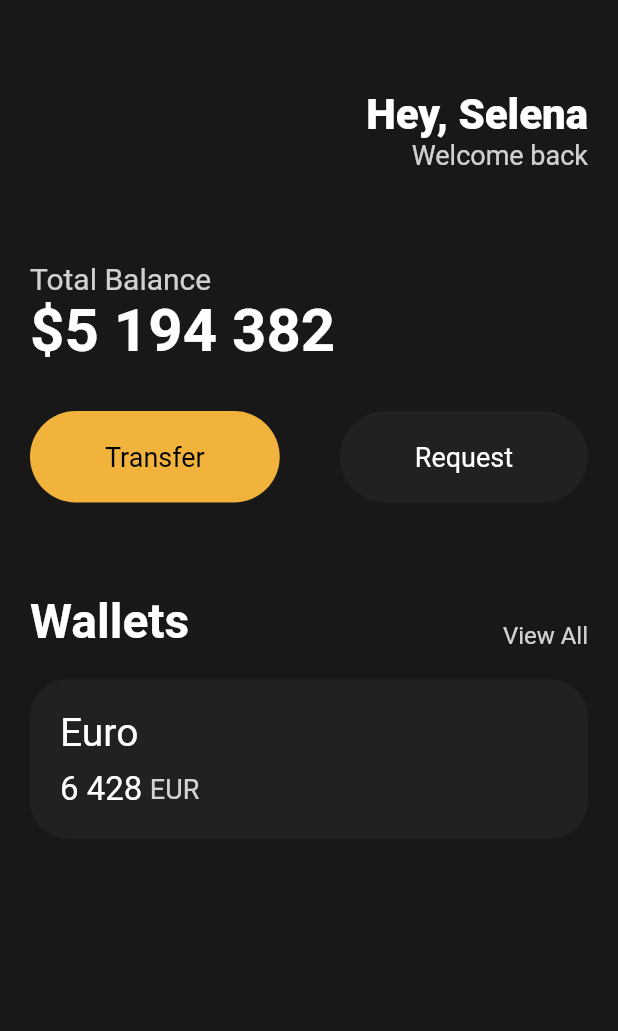
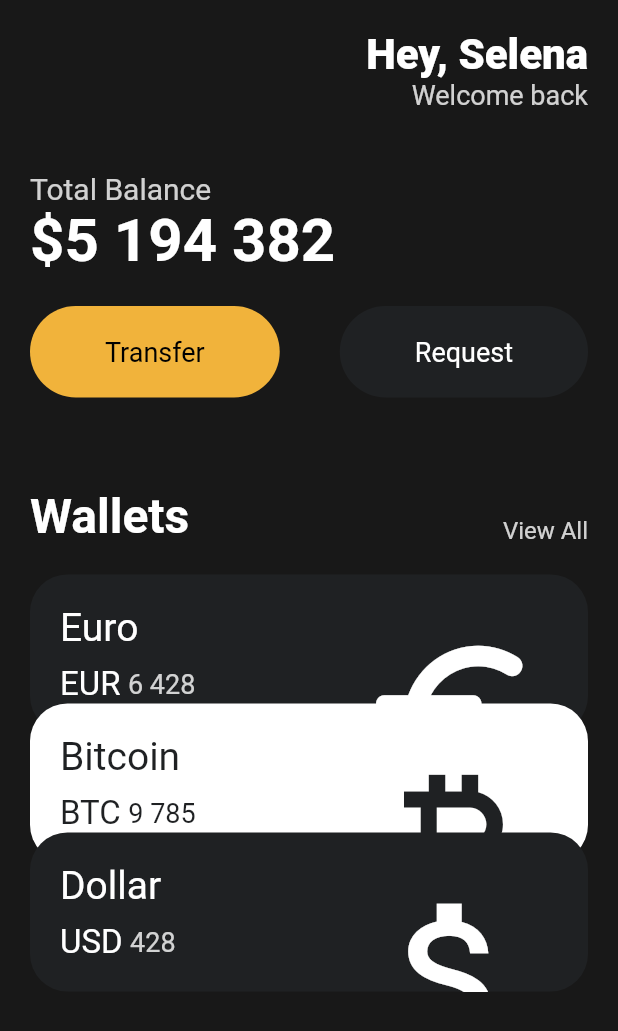
Before and after one commit to minho0315/toonflix, a Flutter app: the screen it shows after launch, on a phone screen of 412 x 824 dp. Shown: the top 1031 px of the screen. Run offline on Flutter 3.47's test engine with Material 2 defaults, Android fonts, the phone set to English and light mode, and no system bars.

Commit message:
card reusable 하게 변경

```diff
--- a/lib/main.dart
+++ b/lib/main.dart
@@ -1,5 +1,6 @@
 import 'package:flutter/material.dart';
 import 'package:toonflix/widgets/Button.dart';
+import 'package:toonflix/widgets/currency_card.dart';
 
 void main() {
   runApp(App());
@@ -11,7 +12,8 @@ class App extends StatelessWidget {
     return MaterialApp(
       home: Scaffold(
         backgroundColor: const Color(0xFF181818),
-        body: Padding(
+        body: SingleChildScrollView(
+          child: Padding(
             padding: const EdgeInsets.symmetric(
               horizontal: 20,
             ),
@@ -19,7 +21,7 @@ class App extends StatelessWidget {
               crossAxisAlignment: CrossAxisAlignment.start,
               children: [
                 const SizedBox(
-                height: 60,
+                  height: 20,
                 ),
                 Row(
                   mainAxisAlignment: MainAxisAlignment.end,
@@ -47,7 +49,7 @@ class App extends StatelessWidget {
                   ],
                 ),
                 const SizedBox(
-                height: 60,
+                  height: 40,
                 ),
                 Text(
                   'Total Balance',
@@ -65,7 +67,7 @@ class App extends StatelessWidget {
                   ),
                 ),
                 const SizedBox(
-                height: 30,
+                  height: 20,
                 ),
                 Row(
                   mainAxisAlignment: MainAxisAlignment.spaceBetween,
@@ -109,56 +111,35 @@ class App extends StatelessWidget {
                 const SizedBox(
                   height: 20,
                 ),
-              Container(
-                decoration: BoxDecoration(
-                  color: const Color(0xFF1F2123),
-                  borderRadius: BorderRadius.circular(25),
+                const CurrencyCard(
+                  name: 'Euro',
+                  code: 'EUR',
+                  amount: '6 428',
+                  icon: Icons.euro_rounded,
+                  isInverted: false,
                 ),
-                child: Padding(
-                  padding: const EdgeInsets.all(20),
-                  child: Row(
-                    children: [
-                      Column(
-                        crossAxisAlignment: CrossAxisAlignment.start,
-                        children: [
-                          const Text(
-                            'Euro',
-                            style: TextStyle(
-                                color: Colors.white,
-                                fontSize: 26,
-                                fontWeight: FontWeight.w400),
+                Transform.translate(
+                  offset: const Offset(0, -20),
+                  child: const CurrencyCard(
+                    name: 'Bitcoin',
+                    code: 'BTC',
+                    amount: '9 785',
+                    icon: Icons.currency_bitcoin,
+                    isInverted: true,
                   ),
-                          const SizedBox(
-                            height: 10,
                 ),
-                          Row(
-                            children: [
-                              const Text(
-                                '6 428',
-                                style: TextStyle(
-                                    color: Colors.white,
-                                    fontSize: 22,
-                                    fontWeight: FontWeight.w400),
+                Transform.translate(
+                  offset: const Offset(0, -40),
+                  child: const CurrencyCard(
+                    name: 'Dollar',
+                    code: 'USD',
+                    amount: '428',
+                    icon: Icons.attach_money_outlined,
+                    isInverted: false,
                   ),
-                              const SizedBox(
-                                width: 5,
-                              ),
-                              Text(
-                                'EUR',
-                                style: TextStyle(
-                                    color: Colors.white.withOpacity(0.8),
-                                    fontSize: 18,
-                                    fontWeight: FontWeight.w400),
                 ),
               ],
             ),
-                        ],
-                      ),
-                    ],
-                  ),
-                ),
-              )
-            ],
           ),
         ),
       ),
--- /dev/null
+++ b/lib/widgets/currency_card.dart
@@ -0,0 +1,86 @@
+import 'package:flutter/material.dart';
+
+class CurrencyCard extends StatelessWidget {
+  final String name, code, amount;
+  final IconData icon;
+  final bool isInverted;
+
+  final _blackColor = const Color(0xFF1F2123);
+
+  const CurrencyCard({
+    super.key,
+    required this.name,
+    required this.code,
+    required this.amount,
+    required this.icon,
+    required this.isInverted,
+  });
+
+  @override
+  Widget build(BuildContext context) {
+    return Container(
+      clipBehavior: Clip.hardEdge,
+      decoration: BoxDecoration(
+        color: isInverted ? Colors.white : _blackColor,
+        borderRadius: BorderRadius.circular(25),
+      ),
+      child: Padding(
+        padding: const EdgeInsets.all(20),
+        child: Row(
+          mainAxisAlignment: MainAxisAlignment.spaceBetween,
+          children: [
+            Column(
+              crossAxisAlignment: CrossAxisAlignment.start,
+              children: [
+                Text(
+                  name,
+                  style: TextStyle(
+                      color: isInverted ? _blackColor : Colors.white,
+                      fontSize: 26,
+                      fontWeight: FontWeight.w400),
+                ),
+                const SizedBox(
+                  height: 10,
+                ),
+                Row(
+                  children: [
+                    Text(
+                      code,
+                      style: TextStyle(
+                          color: isInverted ? _blackColor : Colors.white,
+                          fontSize: 22,
+                          fontWeight: FontWeight.w400),
+                    ),
+                    const SizedBox(
+                      width: 5,
+                    ),
+                    Text(
+                      amount,
+                      style: TextStyle(
+                          color: isInverted
+                              ? _blackColor
+                              : Colors.white.withOpacity(0.8),
+                          fontSize: 18,
+                          fontWeight: FontWeight.w400),
+                    ),
+                  ],
+                ),
+              ],
+            ),
+            Transform.scale(
+              scale: 2.2,
+              child: Transform.translate(
+                offset: const Offset(-18, 20),
+                child: Icon(
+                  icon,
+                  color: isInverted ? _blackColor : Colors.white,
+                  size: 60,
+                ),
+              ),
+            )
+          ],
+        ),
+      ),
+    );
+  }
+}
```
Lines whose indentation alone changed are shown as unchanged.
